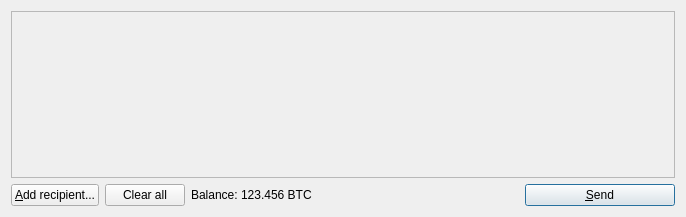
Before: the Qt Designer form src/qt/forms/sendcoinsdialog.ui in slimcoin-project/Slimcoin, drawn with Qt 5.
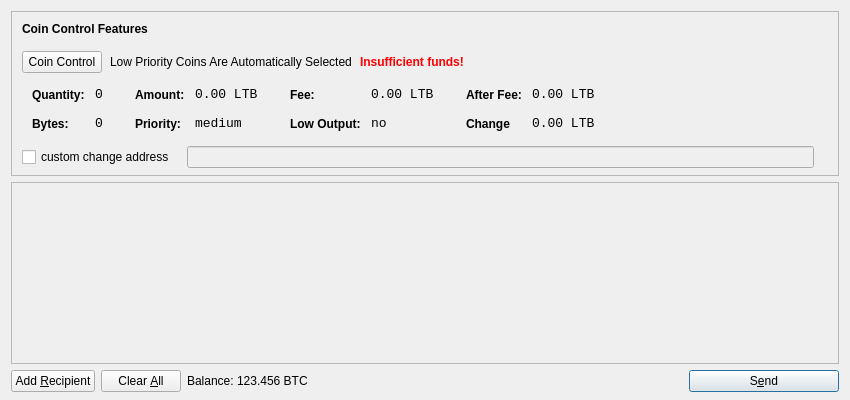
After: the same form once the commit is applied. Icons and pictures are not drawn.

Commit message: add coincontrol feature

```diff
--- a/src/qt/forms/sendcoinsdialog.ui
+++ b/src/qt/forms/sendcoinsdialog.ui
@@ -6,16 +6,618 @@
    <rect>
     <x>0</x>
     <y>0</y>
-    <width>686</width>
-    <height>217</height>
+    <width>850</width>
+    <height>400</height>
    </rect>
   </property>
   <property name="windowTitle">
    <string>Send Coins</string>
   </property>
-  <layout class="QVBoxLayout" name="verticalLayout">
+  <layout class="QVBoxLayout" name="verticalLayout" stretch="0,1,0">
+	<property name="bottomMargin">
+		<number>8</number>
+	</property>	
    <item>
-    <widget class="QScrollArea" name="scrollArea">
+   
+    <widget class="QFrame" name="frameCoinControl">
+		<property name="sizePolicy">
+			<sizepolicy hsizetype="Expanding" vsizetype="Expanding">
+				<horstretch>0</horstretch>
+				<verstretch>0</verstretch>
+			</sizepolicy>
+		</property>
+	<property name="maximumSize">
+      <size>
+       <width>16777215</width>
+       <height>16777215</height>
+      </size>
+     </property>
+     <property name="frameShape">
+      <enum>QFrame::StyledPanel</enum>
+     </property>
+     <property name="frameShadow">
+      <enum>QFrame::Sunken</enum>
+     </property>
+     <layout class="QVBoxLayout" name="verticalLayoutCoinControl2">
+      <property name="spacing">
+       <number>-1</number>
+      </property>
+      <property name="leftMargin">
+       <number>0</number>
+      </property>
+      <property name="topMargin">
+       <number>0</number>
+      </property>
+      <property name="rightMargin">
+       <number>0</number>
+      </property>
+      <property name="bottomMargin">
+       <number>6</number>
+      </property>
+      <item>
+       <layout class="QVBoxLayout" name="verticalLayoutCoinControl" stretch="0,0,0,0,1">
+        <property name="spacing">
+         <number>0</number>
+        </property>
+        <property name="leftMargin">
+         <number>10</number>
+        </property>
+        <property name="topMargin">
+         <number>10</number>
+        </property>
+        <item>
+         <layout class="QHBoxLayout" name="horizontalLayoutCoinControl1">
+          <property name="bottomMargin">
+           <number>15</number>
+          </property>
+          <item>
+           <widget class="QLabel" name="labelCoinControlFeatures">
+            <property name="sizePolicy">
+             <sizepolicy hsizetype="Preferred" vsizetype="Maximum">
+              <horstretch>0</horstretch>
+              <verstretch>0</verstretch>
+             </sizepolicy>
+            </property>
+            <property name="font">
+             <font>
+              <weight>75</weight>
+              <bold>true</bold>
+             </font>
+            </property>
+            <property name="styleSheet">
+             <string notr="true">font-weight:bold;</string>
+            </property>
+            <property name="text">
+             <string>Coin Control Features</string>
+            </property>
+           </widget>
+          </item>
+         </layout>
+        </item>
+        <item>
+         <layout class="QHBoxLayout" name="horizontalLayoutCoinControl2" stretch="0,0,0,0">
+          <property name="spacing">
+           <number>8</number>
+          </property>
+          <property name="bottomMargin">
+           <number>10</number>
+          </property>
+          <item>
+           <widget class="QPushButton" name="pushButtonCoinControl">
+            <property name="styleSheet">
+             <string notr="true"/>
+            </property>
+            <property name="text">
+             <string>Coin Control</string>
+            </property>
+           </widget>
+          </item>
+          <item>
+           <widget class="QLabel" name="labelCoinControlAutomaticallySelected">
+            <property name="text">
+             <string>Low Priority Coins Are Automatically Selected</string>
+            </property>
+            <property name="margin">
+             <number>5</number>
+            </property>
+           </widget>
+          </item>
+          <item>
+           <widget class="QLabel" name="labelCoinControlInsuffFunds">
+            <property name="font">
+             <font>
+              <weight>75</weight>
+              <bold>true</bold>
+             </font>
+            </property>
+            <property name="styleSheet">
+             <string notr="true">color:red;font-weight:bold;</string>
+            </property>
+            <property name="text">
+             <string>Insufficient funds!</string>
+            </property>
+            <property name="margin">
+             <number>5</number>
+            </property>
+           </widget>
+          </item>
+          <item>
+           <spacer name="horizontalSpacerCoinControl">
+            <property name="orientation">
+             <enum>Qt::Horizontal</enum>
+            </property>
+            <property name="sizeHint" stdset="0">
+             <size>
+              <width>40</width>
+              <height>1</height>
+             </size>
+            </property>
+           </spacer>
+          </item>
+         </layout>
+        </item>
+        <item>
+         <widget class="QWidget" name="widgetCoinControl" native="true">
+          <property name="sizePolicy">
+           <sizepolicy hsizetype="Preferred" vsizetype="Preferred">
+            <horstretch>0</horstretch>
+            <verstretch>0</verstretch>
+           </sizepolicy>
+          </property>
+          <property name="minimumSize">
+           <size>
+            <width>0</width>
+            <height>0</height>
+           </size>
+          </property>
+          <property name="styleSheet">
+           <string notr="true"/>
+          </property>
+          <layout class="QHBoxLayout" name="horizontalLayoutCoinControl5">
+           <property name="margin">
+            <number>0</number>
+           </property>
+           <item>
+            <layout class="QHBoxLayout" name="horizontalLayoutCoinControl3" stretch="0,0,0,1">
+             <property name="spacing">
+              <number>20</number>
+             </property>
+             <property name="topMargin">
+              <number>0</number>
+             </property>
+             <property name="bottomMargin">
+              <number>10</number>
+             </property>
+             <item>
+              <layout class="QFormLayout" name="formLayoutCoinControl1">
+               <property name="horizontalSpacing">
+                <number>10</number>
+               </property>
+               <property name="verticalSpacing">
+                <number>14</number>
+               </property>
+               <property name="leftMargin">
+                <number>10</number>
+               </property>
+               <property name="topMargin">
+                <number>4</number>
+               </property>
+               <property name="rightMargin">
+                <number>6</number>
+               </property>
+               <item row="0" column="0">
+                <widget class="QLabel" name="labelCoinControlQuantityText">
+                 <property name="styleSheet">
+                  <string notr="true">font-weight:bold;</string>
+                 </property>
+                 <property name="text">
+                  <string>Quantity:</string>
+                 </property>
+                 <property name="margin">
+                  <number>0</number>
+                 </property>
+                </widget>
+               </item>
+               <item row="0" column="1">
+                <widget class="QLabel" name="labelCoinControlQuantity">
+                 <property name="font">
+                  <font>
+                   <family>Monospace</family>
+                   <pointsize>10</pointsize>
+                  </font>
+                 </property>
+                 <property name="cursor">
+                  <cursorShape>IBeamCursor</cursorShape>
+                 </property>
+                 <property name="contextMenuPolicy">
+                  <enum>Qt::ActionsContextMenu</enum>
+                 </property>
+                 <property name="text">
+                  <string>0</string>
+                 </property>
+                 <property name="margin">
+                  <number>0</number>
+                 </property>
+                 <property name="textInteractionFlags">
+                  <set>Qt::LinksAccessibleByMouse|Qt::TextSelectableByKeyboard|Qt::TextSelectableByMouse</set>
+                 </property>
+                </widget>
+               </item>
+               <item row="1" column="0">
+                <widget class="QLabel" name="labelCoinControlBytesText">
+                 <property name="styleSheet">
+                  <string notr="true">font-weight:bold;</string>
+                 </property>
+                 <property name="text">
+                  <string>Bytes:</string>
+                 </property>
+                </widget>
+               </item>
+               <item row="1" column="1">
+                <widget class="QLabel" name="labelCoinControlBytes">
+                 <property name="font">
+                  <font>
+                   <family>Monospace</family>
+                   <pointsize>10</pointsize>
+                  </font>
+                 </property>
+                 <property name="cursor">
+                  <cursorShape>IBeamCursor</cursorShape>
+                 </property>
+                 <property name="contextMenuPolicy">
+                  <enum>Qt::ActionsContextMenu</enum>
+                 </property>
+                 <property name="text">
+                  <string>0</string>
+                 </property>
+                 <property name="textInteractionFlags">
+                  <set>Qt::LinksAccessibleByMouse|Qt::TextSelectableByKeyboard|Qt::TextSelectableByMouse</set>
+                 </property>
+                </widget>
+               </item>
+              </layout>
+             </item>
+             <item>
+              <layout class="QFormLayout" name="formLayoutCoinControl2">
+               <property name="horizontalSpacing">
+                <number>10</number>
+               </property>
+               <property name="verticalSpacing">
+                <number>14</number>
+               </property>
+               <property name="leftMargin">
+                <number>6</number>
+               </property>
+               <property name="topMargin">
+                <number>4</number>
+               </property>
+               <property name="rightMargin">
+                <number>6</number>
+               </property>
+               <item row="0" column="0">
+                <widget class="QLabel" name="labelCoinControlAmountText">
+                 <property name="styleSheet">
+                  <string notr="true">font-weight:bold;</string>
+                 </property>
+                 <property name="text">
+                  <string>Amount:</string>
+                 </property>
+                 <property name="margin">
+                  <number>0</number>
+                 </property>
+                </widget>
+               </item>
+               <item row="0" column="1">
+                <widget class="QLabel" name="labelCoinControlAmount">
+                 <property name="font">
+                  <font>
+                   <family>Monospace</family>
+                   <pointsize>10</pointsize>
+                  </font>
+                 </property>
+                 <property name="cursor">
+                  <cursorShape>IBeamCursor</cursorShape>
+                 </property>
+                 <property name="contextMenuPolicy">
+                  <enum>Qt::ActionsContextMenu</enum>
+                 </property>
+                 <property name="text">
+                  <string>0.00 LTB</string>
+                 </property>
+                 <property name="textInteractionFlags">
+                  <set>Qt::LinksAccessibleByMouse|Qt::TextSelectableByKeyboard|Qt::TextSelectableByMouse</set>
+                 </property>
+                </widget>
+               </item>
+               <item row="1" column="0">
+                <widget class="QLabel" name="labelCoinControlPriorityText">
+                 <property name="styleSheet">
+                  <string notr="true">font-weight:bold;</string>
+                 </property>
+                 <property name="text">
+                  <string>Priority:</string>
+                 </property>
+                </widget>
+               </item>
+               <item row="1" column="1">
+                <widget class="QLabel" name="labelCoinControlPriority">
+                 <property name="font">
+                  <font>
+                   <family>Monospace</family>
+                   <pointsize>10</pointsize>
+                  </font>
+                 </property>
+                 <property name="cursor">
+                  <cursorShape>IBeamCursor</cursorShape>
+                 </property>
+                 <property name="contextMenuPolicy">
+                  <enum>Qt::ActionsContextMenu</enum>
+                 </property>
+                 <property name="text">
+                  <string>medium</string>
+                 </property>
+                 <property name="textInteractionFlags">
+                  <set>Qt::LinksAccessibleByMouse|Qt::TextSelectableByKeyboard|Qt::TextSelectableByMouse</set>
+                 </property>
+                </widget>
+               </item>
+              </layout>
+             </item>
+             <item>
+              <layout class="QFormLayout" name="formLayoutCoinControl3">
+               <property name="horizontalSpacing">
+                <number>10</number>
+               </property>
+               <property name="verticalSpacing">
+                <number>14</number>
+               </property>
+               <property name="leftMargin">
+                <number>6</number>
+               </property>
+               <property name="topMargin">
+                <number>4</number>
+               </property>
+               <property name="rightMargin">
+                <number>6</number>
+               </property>
+               <item row="0" column="0">
+                <widget class="QLabel" name="labelCoinControlFeeText">
+                 <property name="styleSheet">
+                  <string notr="true">font-weight:bold;</string>
+                 </property>
+                 <property name="text">
+                  <string>Fee:</string>
+                 </property>
+                 <property name="margin">
+                  <number>0</number>
+                 </property>
+                </widget>
+               </item>
+               <item row="0" column="1">
+                <widget class="QLabel" name="labelCoinControlFee">
+                 <property name="font">
+                  <font>
+                   <family>Monospace</family>
+                   <pointsize>10</pointsize>
+                  </font>
+                 </property>
+                 <property name="cursor">
+                  <cursorShape>IBeamCursor</cursorShape>
+                 </property>
+                 <property name="contextMenuPolicy">
+                  <enum>Qt::ActionsContextMenu</enum>
+                 </property>
+                 <property name="text">
+                  <string>0.00 LTB</string>
+                 </property>
+                 <property name="textInteractionFlags">
+                  <set>Qt::LinksAccessibleByMouse|Qt::TextSelectableByKeyboard|Qt::TextSelectableByMouse</set>
+                 </property>
+                </widget>
+               </item>
+               <item row="1" column="0">
+                <widget class="QLabel" name="labelCoinControlLowOutputText">
+                 <property name="styleSheet">
+                  <string notr="true">font-weight:bold;</string>
+                 </property>
+                 <property name="text">
+                  <string>Low Output:</string>
+                 </property>
+                </widget>
+               </item>
+               <item row="1" column="1">
+                <widget class="QLabel" name="labelCoinControlLowOutput">
+                 <property name="font">
+                  <font>
+                   <family>Monospace</family>
+                   <pointsize>10</pointsize>
+                  </font>
+                 </property>
+                 <property name="cursor">
+                  <cursorShape>IBeamCursor</cursorShape>
+                 </property>
+                 <property name="contextMenuPolicy">
+                  <enum>Qt::ActionsContextMenu</enum>
+                 </property>
+                 <property name="text">
+                  <string>no</string>
+                 </property>
+                 <property name="textInteractionFlags">
+                  <set>Qt::LinksAccessibleByMouse|Qt::TextSelectableByKeyboard|Qt::TextSelectableByMouse</set>
+                 </property>
+                </widget>
+               </item>
+              </layout>
+             </item>
+             <item>
+              <layout class="QFormLayout" name="formLayoutCoinControl4">
+               <property name="horizontalSpacing">
+                <number>10</number>
+               </property>
+               <property name="verticalSpacing">
+                <number>14</number>
+               </property>
+               <property name="leftMargin">
+                <number>6</number>
+               </property>
+               <property name="topMargin">
+                <number>4</number>
+               </property>
+               <property name="rightMargin">
+                <number>6</number>
+               </property>
+               <item row="0" column="0">
+                <widget class="QLabel" name="labelCoinControlAfterFeeText">
+                 <property name="styleSheet">
+                  <string notr="true">font-weight:bold;</string>
+                 </property>
+                 <property name="text">
+                  <string>After Fee:</string>
+                 </property>
+                 <property name="margin">
+                  <number>0</number>
+                 </property>
+                </widget>
+               </item>
+               <item row="0" column="1">
+                <widget class="QLabel" name="labelCoinControlAfterFee">
+                 <property name="font">
+                  <font>
+                   <family>Monospace</family>
+                   <pointsize>10</pointsize>
+                  </font>
+                 </property>
+                 <property name="cursor">
+                  <cursorShape>IBeamCursor</cursorShape>
+                 </property>
+                 <property name="contextMenuPolicy">
+                  <enum>Qt::ActionsContextMenu</enum>
+                 </property>
+                 <property name="text">
+                  <string>0.00 LTB</string>
+                 </property>
+                 <property name="textInteractionFlags">
+                  <set>Qt::LinksAccessibleByMouse|Qt::TextSelectableByKeyboard|Qt::TextSelectableByMouse</set>
+                 </property>
+                </widget>
+               </item>
+               <item row="1" column="0">
+                <widget class="QLabel" name="labelCoinControlChangeText">
+                 <property name="styleSheet">
+                  <string notr="true">font-weight:bold;</string>
+                 </property>
+                 <property name="text">
+                  <string>Change</string>
+                 </property>
+                </widget>
+               </item>
+               <item row="1" column="1">
+                <widget class="QLabel" name="labelCoinControlChange">
+                 <property name="font">
+                  <font>
+                   <family>Monospace</family>
+                   <pointsize>10</pointsize>
+                  </font>
+                 </property>
+                 <property name="cursor">
+                  <cursorShape>IBeamCursor</cursorShape>
+                 </property>
+                 <property name="contextMenuPolicy">
+                  <enum>Qt::ActionsContextMenu</enum>
+                 </property>
+                 <property name="text">
+                  <string>0.00 LTB</string>
+                 </property>
+                 <property name="textInteractionFlags">
+                  <set>Qt::LinksAccessibleByMouse|Qt::TextSelectableByKeyboard|Qt::TextSelectableByMouse</set>
+                 </property>
+                </widget>
+               </item>
+              </layout>
+             </item>
+            </layout>
+           </item>
+          </layout>
+         </widget>
+        </item>
+        <item>
+         <layout class="QHBoxLayout" name="horizontalLayoutCoinControl4" stretch="0,0,0">
+          <property name="spacing">
+           <number>12</number>
+          </property>
+          <property name="sizeConstraint">
+           <enum>QLayout::SetDefaultConstraint</enum>
+          </property>
+          <property name="topMargin">
+           <number>5</number>
+          </property>
+          <property name="rightMargin">
+           <number>5</number>
+          </property>
+          <item>
+           <widget class="QCheckBox" name="checkBoxCoinControlChange">
+            <property name="text">
+             <string>custom change address</string>
+            </property>
+           </widget>
+          </item>
+          <item>
+           <widget class="QLineEdit" name="lineEditCoinControlChange">
+            <property name="enabled">
+             <bool>false</bool>
+            </property>
+            <property name="sizePolicy">
+             <sizepolicy hsizetype="Expanding" vsizetype="Fixed">
+              <horstretch>0</horstretch>
+              <verstretch>0</verstretch>
+             </sizepolicy>
+            </property>
+           </widget>
+          </item>
+          <item>
+           <widget class="QLabel" name="labelCoinControlChangeLabel">
+            <property name="sizePolicy">
+             <sizepolicy hsizetype="Preferred" vsizetype="Expanding">
+              <horstretch>0</horstretch>
+              <verstretch>0</verstretch>
+             </sizepolicy>
+            </property>
+            <property name="minimumSize">
+             <size>
+              <width>0</width>
+              <height>0</height>
+             </size>
+            </property>
+            <property name="text">
+             <string/>
+            </property>
+            <property name="margin">
+             <number>3</number>
+            </property>
+           </widget>
+          </item>
+         </layout>
+        </item>
+        <item>
+         <spacer name="verticalSpacerCoinControl">
+          <property name="orientation">
+           <enum>Qt::Vertical</enum>
+          </property>
+          <property name="sizeHint" stdset="0">
+           <size>
+            <width>800</width>
+            <height>1</height>
+           </size>
+          </property>
+         </spacer>
+        </item>
+       </layout>
+      </item>
+     </layout>
+    </widget>
+   </item>
+   <item>
+	  <widget class="QScrollArea" name="scrollArea">
      <property name="widgetResizable">
       <bool>true</bool>
      </property>
@@ -24,11 +626,11 @@
        <rect>
         <x>0</x>
         <y>0</y>
-        <width>666</width>
+        <width>830</width>
         <height>165</height>
        </rect>
       </property>
-      <layout class="QVBoxLayout" name="verticalLayout_2">
+	<layout class="QVBoxLayout" name="verticalLayout_2">
        <property name="margin">
         <number>0</number>
        </property>
@@ -64,12 +666,15 @@
         <string>Send to multiple recipients at once</string>
        </property>
        <property name="text">
-        <string>&amp;Add recipient...</string>
+        <string>Add &amp;Recipient</string>
        </property>
        <property name="icon">
         <iconset resource="../bitcoin.qrc">
          <normaloff>:/icons/add</normaloff>:/icons/add</iconset>
        </property>
+       <property name="autoDefault">
+        <bool>false</bool>
+       </property>
       </widget>
      </item>
      <item>
@@ -84,7 +689,7 @@
         <string>Remove all transaction fields</string>
        </property>
        <property name="text">
-        <string>Clear all</string>
+        <string>Clear &amp;All</string>
        </property>
        <property name="icon">
         <iconset resource="../bitcoin.qrc">
@@ -93,6 +698,9 @@
        <property name="autoRepeatDelay">
         <number>300</number>
        </property>
+       <property name="autoDefault">
+        <bool>false</bool>
+       </property>
       </widget>
      </item>
      <item>
@@ -144,7 +752,7 @@
         <string>Confirm the send action</string>
        </property>
        <property name="text">
-        <string>&amp;Send</string>
+        <string>S&amp;end</string>
        </property>
        <property name="icon">
         <iconset resource="../bitcoin.qrc">
```
Left out of the diff: 4 changed lines with no effect on the pictures. The commit also changes 32 other files.
